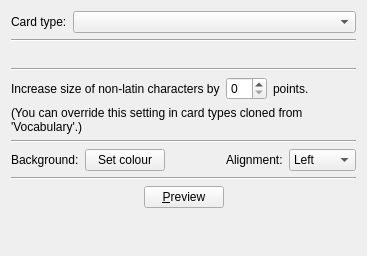
Before: the Qt Designer form mnemosyne/mnemosyne/pyqt_ui/configuration_wdgt_card_appearance.ui in mnemosyne-proj/mnemosyne, drawn with Qt 5.
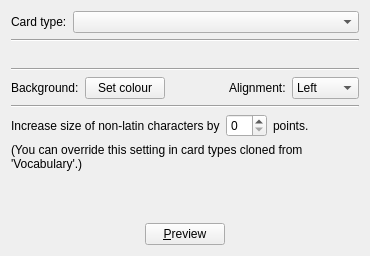
After: the same form once the commit is applied.

Commit message: Move card appearance dialog to tab in configuration dialog.

Diff of the .ui file:
```diff
--- a/mnemosyne/mnemosyne/pyqt_ui/configuration_wdgt_card_appearance.ui
+++ b/mnemosyne/mnemosyne/pyqt_ui/configuration_wdgt_card_appearance.ui
@@ -6,7 +6,7 @@
    <rect>
     <x>0</x>
     <y>0</y>
-    <width>367</width>
+    <width>370</width>
     <height>256</height>
    </rect>
   </property>
@@ -94,57 +94,6 @@
        </property>
       </widget>
      </item>
-     <item>
-      <layout class="QHBoxLayout" name="horizontalLayout_2">
-       <item>
-        <widget class="QLabel" name="label_non_latin_1">
-         <property name="text">
-          <string>Increase size of non-latin characters by</string>
-         </property>
-        </widget>
-       </item>
-       <item>
-        <widget class="QSpinBox" name="non_latin_font_size_increase"/>
-       </item>
-       <item>
-        <widget class="QLabel" name="label_non_latin_2">
-         <property name="text">
-          <string>points.</string>
-         </property>
-        </widget>
-       </item>
-       <item>
-        <spacer name="horizontalSpacer_7">
-         <property name="orientation">
-          <enum>Qt::Horizontal</enum>
-         </property>
-         <property name="sizeHint" stdset="0">
-          <size>
-           <width>40</width>
-           <height>20</height>
-          </size>
-         </property>
-        </spacer>
-       </item>
-      </layout>
-     </item>
-     <item>
-      <widget class="QLabel" name="label_non_latin_3">
-       <property name="text">
-        <string>(You can override this setting in card types cloned from 'Vocabulary'.)</string>
-       </property>
-       <property name="wordWrap">
-        <bool>true</bool>
-       </property>
-      </widget>
-     </item>
-     <item>
-      <widget class="Line" name="line_non_latin">
-       <property name="orientation">
-        <enum>Qt::Horizontal</enum>
-       </property>
-      </widget>
-     </item>
      <item>
       <layout class="QHBoxLayout" name="horizontal_layout_bg_colour">
        <item>
@@ -208,39 +157,33 @@
       </layout>
      </item>
      <item>
-      <widget class="Line" name="line_2">
+      <widget class="Line" name="line_non_latin">
        <property name="orientation">
         <enum>Qt::Horizontal</enum>
        </property>
       </widget>
      </item>
      <item>
-      <layout class="QHBoxLayout" name="horizontalLayout_5">
+      <layout class="QHBoxLayout" name="non_latin_layout">
        <item>
-        <spacer name="horizontalSpacer_5">
-         <property name="orientation">
-          <enum>Qt::Horizontal</enum>
+        <widget class="QLabel" name="label_non_latin_1">
+         <property name="text">
+          <string>Increase size of non-latin characters by</string>
          </property>
-         <property name="sizeHint" stdset="0">
-          <size>
-           <width>40</width>
-           <height>20</height>
-          </size>
-         </property>
-        </spacer>
+        </widget>
        </item>
        <item>
-        <widget class="QPushButton" name="preview_button">
+        <widget class="QSpinBox" name="non_latin_font_size_increase"/>
+       </item>
+       <item>
+        <widget class="QLabel" name="label_non_latin_2">
          <property name="text">
-          <string>&amp;Preview</string>
+          <string>points.</string>
          </property>
-         <property name="autoDefault">
-          <bool>false</bool>
-         </property>
         </widget>
        </item>
        <item>
-        <spacer name="horizontalSpacer">
+        <spacer name="spacer_non_latin">
          <property name="orientation">
           <enum>Qt::Horizontal</enum>
          </property>
@@ -254,6 +197,16 @@
        </item>
       </layout>
      </item>
+     <item>
+      <widget class="QLabel" name="label_non_latin_3">
+       <property name="text">
+        <string>(You can override this setting in card types cloned from 'Vocabulary'.)</string>
+       </property>
+       <property name="wordWrap">
+        <bool>true</bool>
+       </property>
+      </widget>
+     </item>
      <item>
       <spacer name="verticalSpacer">
        <property name="orientation">
@@ -267,6 +220,46 @@
        </property>
       </spacer>
      </item>
+     <item>
+      <layout class="QHBoxLayout" name="horizontalLayout_5">
+       <item>
+        <spacer name="horizontalSpacer_5">
+         <property name="orientation">
+          <enum>Qt::Horizontal</enum>
+         </property>
+         <property name="sizeHint" stdset="0">
+          <size>
+           <width>40</width>
+           <height>20</height>
+          </size>
+         </property>
+        </spacer>
+       </item>
+       <item>
+        <widget class="QPushButton" name="preview_button">
+         <property name="text">
+          <string>&amp;Preview</string>
+         </property>
+         <property name="autoDefault">
+          <bool>false</bool>
+         </property>
+        </widget>
+       </item>
+       <item>
+        <spacer name="horizontalSpacer">
+         <property name="orientation">
+          <enum>Qt::Horizontal</enum>
+         </property>
+         <property name="sizeHint" stdset="0">
+          <size>
+           <width>40</width>
+           <height>20</height>
+          </size>
+         </property>
+        </spacer>
+       </item>
+      </layout>
+     </item>
     </layout>
    </item>
   </layout>
```
The commit also changes 14 other files.
